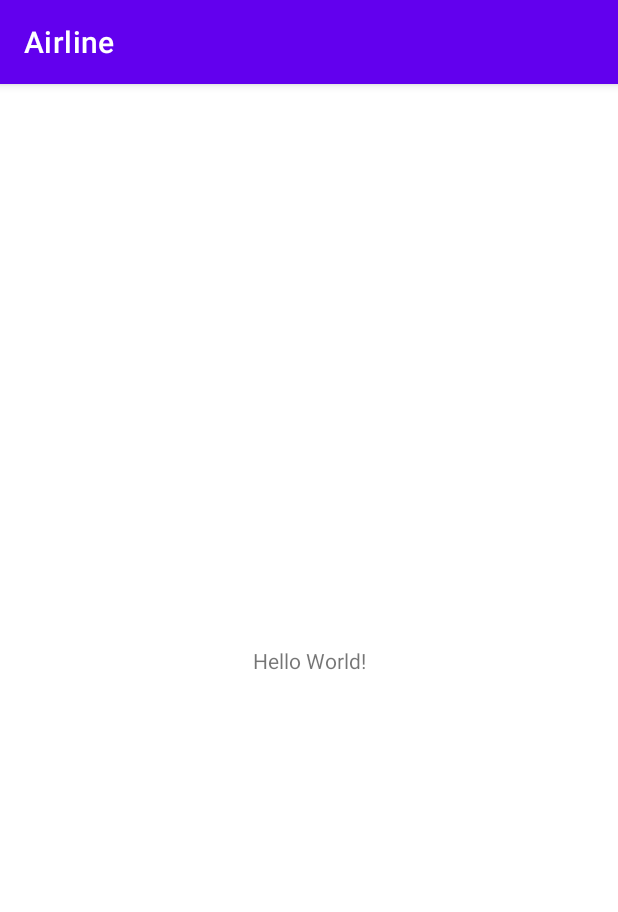
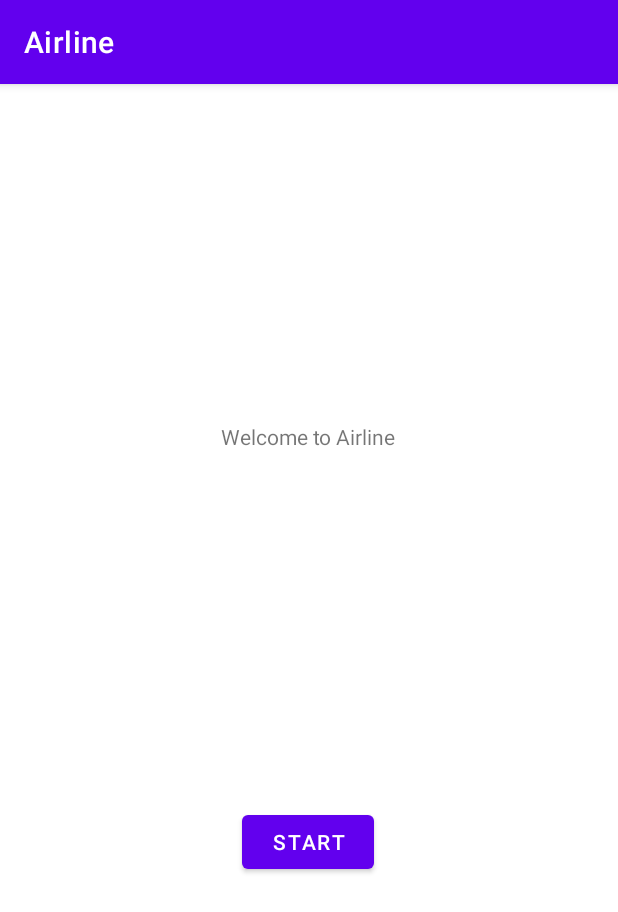
Before and after one commit to SayleeMJ/CS-510Adv-Java-sjagtap, an Android app: the screen it shows after launch (MainActivity), on a phone screen of 412 x 824 dp. Shown: the top 912 px of the screen. Run offline under Robolectric (Android 15) with nearby library versions, the phone set to English and light mode, and no system bars; libraries missing offline, so code that uses them is left out: edu.pdx.cs410J.

Commit message:
Added page navigation

```diff
--- a/airline-android/app/src/main/AndroidManifest.xml
+++ b/airline-android/app/src/main/AndroidManifest.xml
@@ -11,6 +11,7 @@
         android:supportsRtl="true"
         android:theme="@style/Theme.Airline"
         tools:targetApi="31">
+        <activity android:name=".Main2Activity"></activity>
         <activity
             android:name=".MainActivity"
             android:exported="true">
--- /dev/null
+++ b/airline-android/app/src/main/java/edu/pdx/cs410J/sjagtap/Main2Activity.java
@@ -0,0 +1,13 @@
+package edu.pdx.cs410J.sjagtap;
+
+import android.os.Bundle;
+
+import androidx.appcompat.app.AppCompatActivity;
+
+public class Main2Activity extends AppCompatActivity {
+    @Override
+    protected void onCreate(Bundle savedInstanceState) {
+        super.onCreate(savedInstanceState);
+        setContentView(R.layout.activity_second);
+    }
+}
--- a/airline-android/app/src/main/java/edu/pdx/cs410J/sjagtap/MainActivity.java
+++ b/airline-android/app/src/main/java/edu/pdx/cs410J/sjagtap/MainActivity.java
@@ -2,7 +2,10 @@ package edu.pdx.cs410J.sjagtap;
 
 import androidx.appcompat.app.AppCompatActivity;
 
+import android.content.Intent;
 import android.os.Bundle;
+import android.view.View;
+import android.widget.Button;
 
 public class MainActivity extends AppCompatActivity {
 
@@ -10,5 +13,16 @@ public class MainActivity extends AppCompatActivity {
     protected void onCreate(Bundle savedInstanceState) {
         super.onCreate(savedInstanceState);
         setContentView(R.layout.activity_main);
+        final Button button = (Button) findViewById(R.id.button);
+        button.setOnClickListener(new View.OnClickListener() {
+
+            @Override
+            public void onClick(View view) {
+
+                Intent i = new Intent(getApplicationContext(),Main2Activity.class);
+                startActivity(i);
+
+            }
+        });
     }
 }
--- a/airline-android/app/src/main/res/layout/activity_main.xml
+++ b/airline-android/app/src/main/res/layout/activity_main.xml
@@ -7,12 +7,28 @@
     tools:context=".MainActivity">
 
     <TextView
+        android:id="@+id/textView"
         android:layout_width="wrap_content"
         android:layout_height="wrap_content"
-        android:text="Hello World!"
+        android:text="Welcome to Airline"
         app:layout_constraintBottom_toBottomOf="parent"
         app:layout_constraintEnd_toEndOf="parent"
+        app:layout_constraintHorizontal_bias="0.498"
         app:layout_constraintStart_toStartOf="parent"
-        app:layout_constraintTop_toTopOf="parent" />
+        app:layout_constraintTop_toTopOf="parent"
+        app:layout_constraintVertical_bias="0.301" />
+
+    <Button
+        android:id="@+id/button"
+        android:layout_width="wrap_content"
+        android:layout_height="wrap_content"
+        android:layout_marginTop="152dp"
+        android:text="@string/start"
+        app:layout_constraintBottom_toBottomOf="parent"
+        app:layout_constraintEnd_toEndOf="parent"
+        app:layout_constraintHorizontal_bias="0.498"
+        app:layout_constraintStart_toStartOf="parent"
+        app:layout_constraintTop_toBottomOf="@+id/textView"
+        app:layout_constraintVertical_bias="0.262" />
 
 </androidx.constraintlayout.widget.ConstraintLayout>
--- a/airline-android/app/src/main/res/values/strings.xml
+++ b/airline-android/app/src/main/res/values/strings.xml
@@ -1,3 +1,4 @@
 <resources>
     <string name="app_name">Airline</string>
+    <string name="start">Start</string>
 </resources>
```
